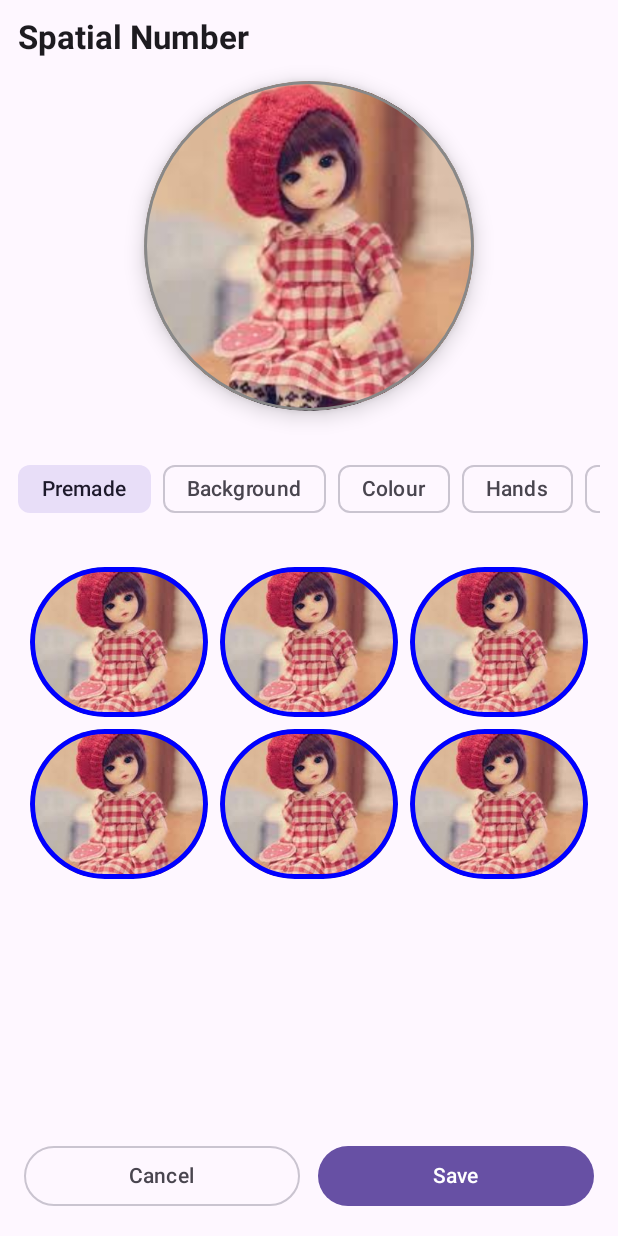
After one commit to anowar1112/ComposeAndroidLibraryPractice, an Android app built with Jetpack Compose: the WatchfaceCustomActivity screen opened directly, with no data from a screen before it, on a phone screen of 412 x 824 dp. The commit adds this screen. Run offline under Robolectric (Android 15) with nearby library versions, the phone set to English and light mode, and no system bars.

Commit message:
[Title] added custom page in

```diff
--- a/app/src/main/AndroidManifest.xml
+++ b/app/src/main/AndroidManifest.xml
@@ -12,6 +12,9 @@
               android:supportsRtl="true"
               android:theme="@style/Theme.AndroidComposeLibrary"
               tools:targetApi="31">
+        <activity
+                  android:name=".WatchfaceCustomActivity"
+                  android:exported="false"/>
         <activity
                   android:name=".WatchfaceMainActivity"
                   android:exported="false"/>
--- a/app/src/main/java/com/schedule/androidcomposelibrary/MainActivity.kt
+++ b/app/src/main/java/com/schedule/androidcomposelibrary/MainActivity.kt
@@ -54,6 +54,12 @@ fun MainScreen() {
             }) {
                 CommonUI().getTextObject( "Go to watchfcae Activity")
             }
+            Spacer(modifier = Modifier.height(10.dp)) // Text এবং Button এর মধ্যে space
+            Button(onClick = {
+                context.startActivity(Intent(context, WatchfaceCustomActivity::class.java))
+            }) {
+                CommonUI().getTextObject( "Go to watchfcae customize")
+            }
             GridExample()
         }
     }
--- /dev/null
+++ b/app/src/main/java/com/schedule/androidcomposelibrary/WatchfaceCustomActivity.kt
@@ -0,0 +1,22 @@
+package com.schedule.androidcomposelibrary
+
+import android.os.Bundle
+import androidx.activity.compose.setContent
+import androidx.activity.enableEdgeToEdge
+import androidx.appcompat.app.AppCompatActivity
+import androidx.compose.material3.MaterialTheme
+import androidx.compose.material3.Surface
+import androidx.core.view.ViewCompat
+import androidx.core.view.WindowInsetsCompat
+
+class WatchfaceCustomActivity : AppCompatActivity() {
+    override fun onCreate(savedInstanceState: Bundle?) {
+        super.onCreate(savedInstanceState)
+        setContent {
+            // এখানে আপনার Compose UI কল হবে
+            Surface(color = MaterialTheme.colorScheme.background) {
+                Watchfacecustomization()
+            }
+        }
+    }
+}
--- /dev/null
+++ b/app/src/main/java/com/schedule/androidcomposelibrary/Watchfacecustomization.kt
@@ -0,0 +1,173 @@
+package com.schedule.androidcomposelibrary
+
+
+import android.content.res.Resources
+import androidx.compose.foundation.Image
+import androidx.compose.foundation.background
+import androidx.compose.foundation.border
+import androidx.compose.foundation.clickable
+import androidx.compose.foundation.gestures.detectVerticalDragGestures
+import androidx.compose.foundation.layout.*
+import androidx.compose.foundation.shape.CircleShape
+import androidx.compose.material.icons.Icons
+import androidx.compose.material.icons.filled.Edit
+import androidx.compose.material.icons.filled.Settings
+import androidx.compose.runtime.Composable
+import androidx.compose.ui.Alignment
+import androidx.compose.ui.Modifier
+import androidx.compose.ui.draw.clip
+import androidx.compose.ui.graphics.Color
+import androidx.compose.ui.text.font.FontWeight
+import androidx.compose.ui.unit.dp
+import androidx.compose.ui.unit.sp
+import androidx.compose.foundation.lazy.LazyColumn
+import androidx.compose.foundation.lazy.LazyRow
+import androidx.compose.foundation.lazy.grid.GridCells
+import androidx.compose.foundation.lazy.grid.LazyVerticalGrid
+import androidx.compose.foundation.lazy.grid.items
+import androidx.compose.foundation.lazy.items
+import androidx.compose.foundation.shape.RoundedCornerShape
+import androidx.compose.material3.*
+import androidx.compose.runtime.mutableStateOf
+import androidx.compose.runtime.remember
+import androidx.compose.ui.layout.onGloballyPositioned
+import androidx.compose.ui.platform.LocalDensity
+import androidx.compose.ui.res.painterResource
+import androidx.compose.runtime.*
+import androidx.compose.ui.draw.shadow
+import androidx.compose.ui.input.pointer.pointerInput
+import androidx.compose.ui.layout.ContentScale
+import androidx.compose.ui.text.style.TextAlign
+import androidx.compose.ui.unit.Dp
+
+@Composable
+fun Watchfacecustomization() {
+
+    val tabs = listOf(
+        "Premade", "Background", "Colour", "Hands",
+        "Numbers", "Markers", "Style", "Effects", "Layout", "Extra"
+    )
+
+    var selectedTab by remember { mutableStateOf(tabs.first()) }
+    var selectedFace by remember { mutableStateOf(R.drawable.unknown) }
+
+    Scaffold(
+        bottomBar = {
+            Row(
+                modifier = Modifier
+                    .fillMaxWidth()
+                    .padding(16.dp),
+                horizontalArrangement = Arrangement.SpaceBetween
+            ) {
+                OutlinedButton(
+                    onClick = { /* Cancel */ },
+                    modifier = Modifier.weight(1f)
+                ) {
+                    Text("Cancel")
+                }
+                Spacer(modifier = Modifier.width(12.dp))
+                Button(
+                    onClick = { /* Save */ },
+                    modifier = Modifier.weight(1f)
+                ) {
+                    Text("Save")
+                }
+            }
+        }
+    ) { paddingValues ->
+        Column(
+            modifier = Modifier
+                .fillMaxSize()
+                .padding(paddingValues)
+                .padding(12.dp),
+            horizontalAlignment = Alignment.CenterHorizontally
+        ) {
+            // Title
+            Text(
+                text = "Spatial Number",
+                fontSize = 22.sp,
+                fontWeight = FontWeight.Bold,
+                textAlign = TextAlign.Start,
+                modifier = Modifier
+                    .fillMaxWidth()
+                    .padding(bottom = 16.dp)
+            )
+
+            // Big Circular Preview
+            Box(
+                modifier = Modifier
+                    .size(220.dp)
+                    .shadow(8.dp, CircleShape)
+                    .clip(CircleShape)
+                    .background(Color.Black)
+                    .border(2.dp, Color.Gray, CircleShape),
+                contentAlignment = Alignment.Center
+            ) {
+                Image(
+                    painter = painterResource(id = selectedFace),
+                    contentDescription = "Big Preview",
+                    contentScale = ContentScale.Crop,
+                    modifier = Modifier.fillMaxSize()
+                )
+            }
+
+            Spacer(modifier = Modifier.height(20.dp))
+
+            // Scrollable Tabs
+            LazyRow(
+                modifier = Modifier
+                    .fillMaxWidth()
+                    .padding(vertical = 8.dp),
+                horizontalArrangement = Arrangement.spacedBy(8.dp)
+            ) {
+                items(tabs) { tab ->
+                    FilterChip(
+                        selected = selectedTab == tab,
+                        onClick = { selectedTab = tab },
+                        label = { Text(tab) }
+                    )
+                }
+            }
+
+            Spacer(modifier = Modifier.height(12.dp))
+
+            // Grid Preview
+            LazyVerticalGrid(
+                columns = GridCells.Fixed(3),
+                modifier = Modifier.fillMaxSize(),
+                verticalArrangement = Arrangement.spacedBy(8.dp),
+                horizontalArrangement = Arrangement.spacedBy(8.dp),
+                contentPadding = PaddingValues(8.dp)
+            ) {
+                val previews = listOf(
+                    R.drawable.unknown,
+                    R.drawable.unknown,
+                    R.drawable.unknown,
+                    R.drawable.unknown,
+                    R.drawable.unknown,
+                    R.drawable.unknown
+                )
+                items(previews) { preview ->
+                    Image(
+                        painter = painterResource(id = preview),
+                        contentDescription = "WatchFace",
+                        contentScale = ContentScale.Crop,
+                        modifier = Modifier
+                            .size(100.dp)
+                            .clip(CircleShape)
+                            .background(Color.LightGray)
+                            .border(
+                                if (selectedFace == preview) 3.dp else 1.dp,
+                                if (selectedFace == preview) Color.Blue else Color.Gray,
+                                CircleShape
+                            )
+                            .padding(2.dp)
+                            .clickable {
+                                selectedFace = preview
+                            }
+                    )
+                }
+            }
+        }
+    }
+}
```
